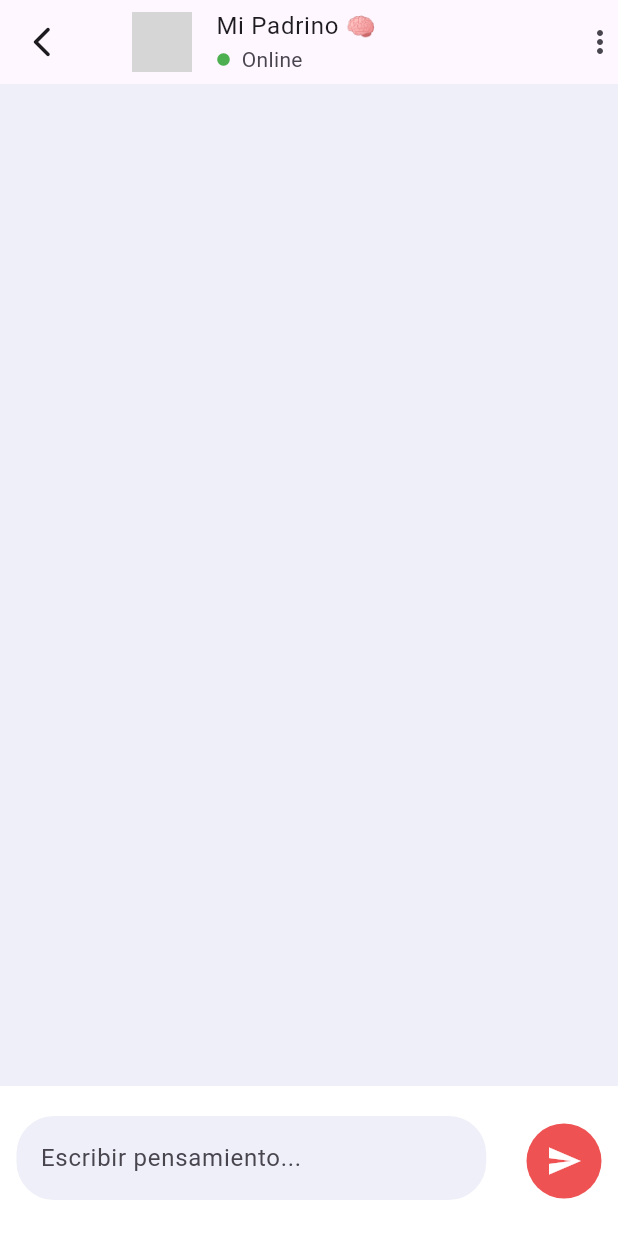
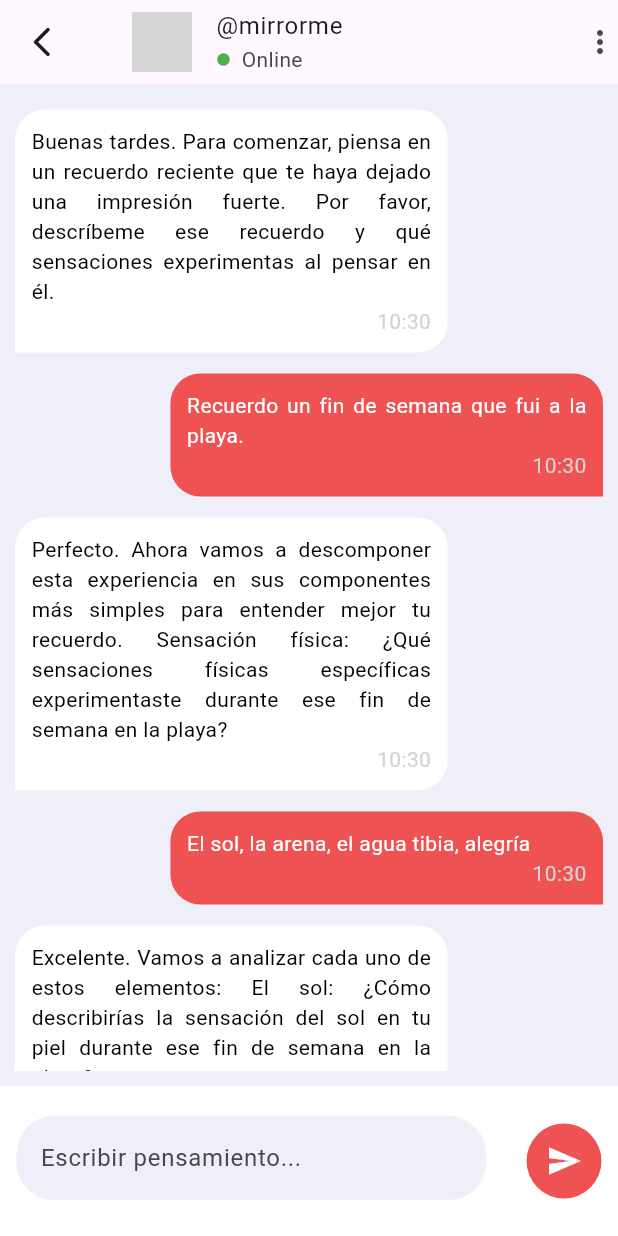
Before and after one commit to jannabel/mirror_me, a Flutter app: the Chat screen opened by its route, on a phone screen of 412 x 824 dp. Run offline on Flutter 3.47's test engine with Material 3 defaults, Android fonts, the phone set to English and light mode, and no system bars; our stand-ins replace go_router, loading_animation_widget, reactive_forms; grey boxes are pictures that could not be loaded.

Commit message:
fix: messages

```diff
--- a/lib/chat/chat.dart
+++ b/lib/chat/chat.dart
@@ -14,8 +14,6 @@ class Chat extends StatefulWidget {
 
 class _ChatState extends State<Chat> {
   final TextEditingController _messageController = TextEditingController();
-
-  List<Message> messages = [];
 
   @override
   Widget build(BuildContext context) {
@@ -45,10 +43,9 @@ class _ChatState extends State<Chat> {
         ),
         title: const ListTile(
           leading: CircleAvatar(
-            backgroundImage: NetworkImage(
-                'https://i.pinimg.com/280x280_RS/90/f3/fe/90f3fef49e2c82bc2f1dd605ae03d2d7.jpg'),
+            backgroundImage: AssetImage('assets/avatar.png'),
           ),
-          title: Text('Mi Padrino 🧠'),
+          title: Text('@mirrorme'),
           subtitle: Row(
             children: [
               Icon(
@@ -83,14 +80,12 @@ class _ChatState extends State<Chat> {
                 controller: _messageController,
                 onFieldSubmitted: (value) {
                   setState(() {
-                    var index = messages.length;
                     var newMessage = Message(
                         message: _messageController.value.text,
                         date: DateFormat.Hm('es_MX').format(DateTime.now()),
                         type: MessageType.sent);
                     messages.add(newMessage);
                     _messageController.clear();
-                    messages.add(receivedMessages[index]);
                   });
                 },
                 decoration: const InputDecoration(
@@ -110,15 +105,12 @@ class _ChatState extends State<Chat> {
                 color: Colors.white,
                 onPressed: () {
                   setState(() {
-                    var index = messages.length;
                     var newMessage = Message(
                         message: _messageController.value.text,
                         date: DateFormat.Hm('es_MX').format(DateTime.now()),
                         type: MessageType.sent);
                     messages.add(newMessage);
                     _messageController.clear();
-
-                    messages.add(receivedMessages[index]);
                   });
                 },
                 icon: const Icon(Icons.send),
--- a/lib/components/chat_bubble.dart
+++ b/lib/components/chat_bubble.dart
@@ -39,6 +39,7 @@ Widget ChatBubble({
             children: [
               Text(
                 message.message,
+                textAlign: TextAlign.justify,
                 style: TextStyle(
                     color: message.type == MessageType.sent
                         ? Colors.white
--- a/lib/data/local_messages.dart
+++ b/lib/data/local_messages.dart
@@ -3,27 +3,37 @@ import 'package:talk_to_me/models/message_model.dart';
 
 //ESTOS SON LOS MENSAJES DE LA IA
 //SIEMPRE DEJA UN MENSAJE ADICIONAL AL FINAL PORQUE EPLOTA :)
-List<Message> receivedMessages = [
+List<Message> messages = [
   Message(
-      message: '¡Hola! ¿Cómo estás?',
+      message:
+          'Buenas tardes. Para comenzar, piensa en un recuerdo reciente que te haya dejado una impresión fuerte. Por favor, descríbeme ese recuerdo y qué sensaciones experimentas al pensar en él.',
       date: DateFormat.Hm('es_MX').format(DateTime.now()),
       type: MessageType.received),
   Message(
-      message: 'Claro, dime cuál es el problema y veré cómo puedo ayudarte.',
+      message: 'Recuerdo un fin de semana que fui a la playa.',
+      date: DateFormat.Hm('es_MX').format(DateTime.now()),
+      type: MessageType.sent),
+  Message(
+      message:
+          'Perfecto. Ahora vamos a descomponer esta experiencia en sus componentes más simples para entender mejor tu recuerdo. Sensación física: ¿Qué sensaciones físicas específicas experimentaste durante ese fin de semana en la playa?',
       date: DateFormat.Hm('es_MX').format(DateTime.now()),
       type: MessageType.received),
   Message(
+      message: 'El sol, la arena, el agua tibia, alegría',
+      date: DateFormat.Hm('es_MX').format(DateTime.now()),
+      type: MessageType.sent),
+  Message(
       message:
-          'Lamento escuchar eso. Las situaciones familiares pueden ser muy difíciles y afectar muchos aspectos de nuestra vida. ¿Hay algo específico en lo que te gustaría ayuda o algún consejo que necesites?',
+          'Excelente. Vamos a analizar cada uno de estos elementos: El sol: ¿Cómo describirías la sensación del sol en tu piel durante ese fin de semana en la playa?',
       date: DateFormat.Hm('es_MX').format(DateTime.now()),
       type: MessageType.received),
   Message(
+      message: 'Cálido y reconfortante',
+      date: DateFormat.Hm('es_MX').format(DateTime.now()),
+      type: MessageType.sent),
+  Message(
       message:
-          'Por supuesto, aquí estoy para escucharte. Cuéntame más sobre lo que estás pasando.',
-      date: DateFormat.Hm('es_MX').format(DateTime.now()),
-      type: MessageType.received),
-  Message(
-      message: 'NO ME IMPORTA 🐀',
+          'Entiendo. Ahora vamos al siguiente elemento: La arena: ¿Qué sensaciones experimentaste al caminar sobre la arena durante ese fin de semana en la playa?',
       date: DateFormat.Hm('es_MX').format(DateTime.now()),
       type: MessageType.received),
 ];
```
